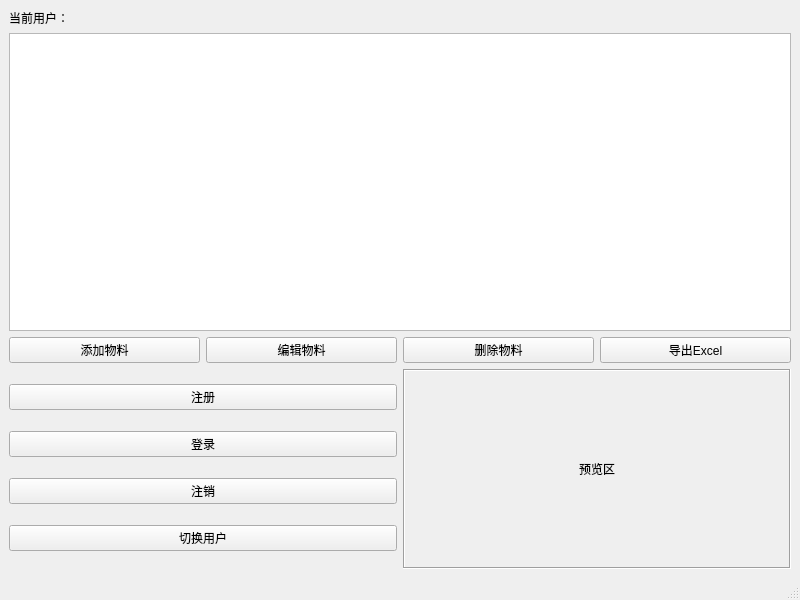
YCX81/ERP, file mainwindow.ui: the form before one commit.
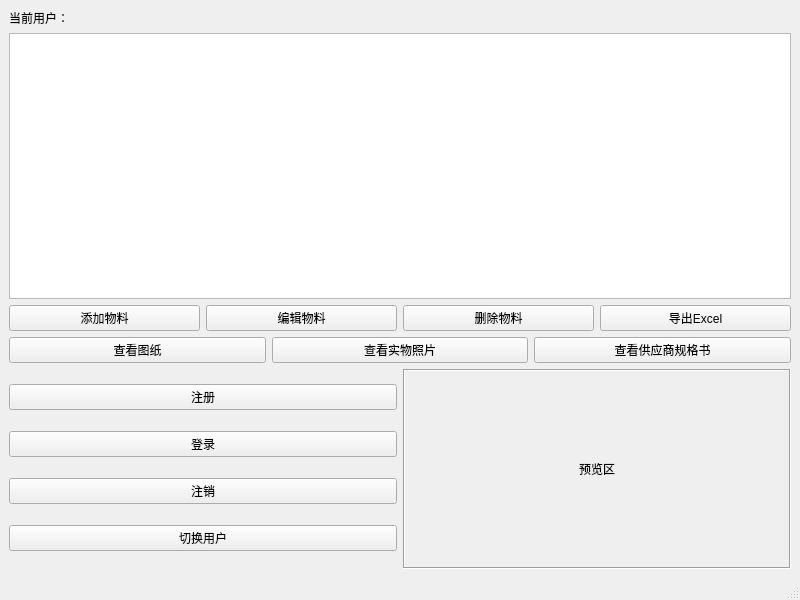
The form after the commit.

What changed in the file:
```diff
--- a/mainwindow.ui
+++ b/mainwindow.ui
@@ -57,6 +57,31 @@
       </item>
      </layout>
     </item>
+    <item>
+         <layout class="QHBoxLayout" name="previewButtonLayout">
+          <item>
+           <widget class="QPushButton" name="viewDrawingButton">
+            <property name="text">
+             <string>查看图纸</string>
+            </property>
+           </widget>
+          </item>
+          <item>
+           <widget class="QPushButton" name="viewPhotoButton">
+            <property name="text">
+             <string>查看实物照片</string>
+            </property>
+           </widget>
+          </item>
+          <item>
+           <widget class="QPushButton" name="viewSpecificationButton">
+            <property name="text">
+             <string>查看供应商规格书</string>
+            </property>
+           </widget>
+          </item>
+         </layout>
+        </item>
     <item>
      <layout class="QHBoxLayout" name="loginPreviewLayout">
       <item>
```
